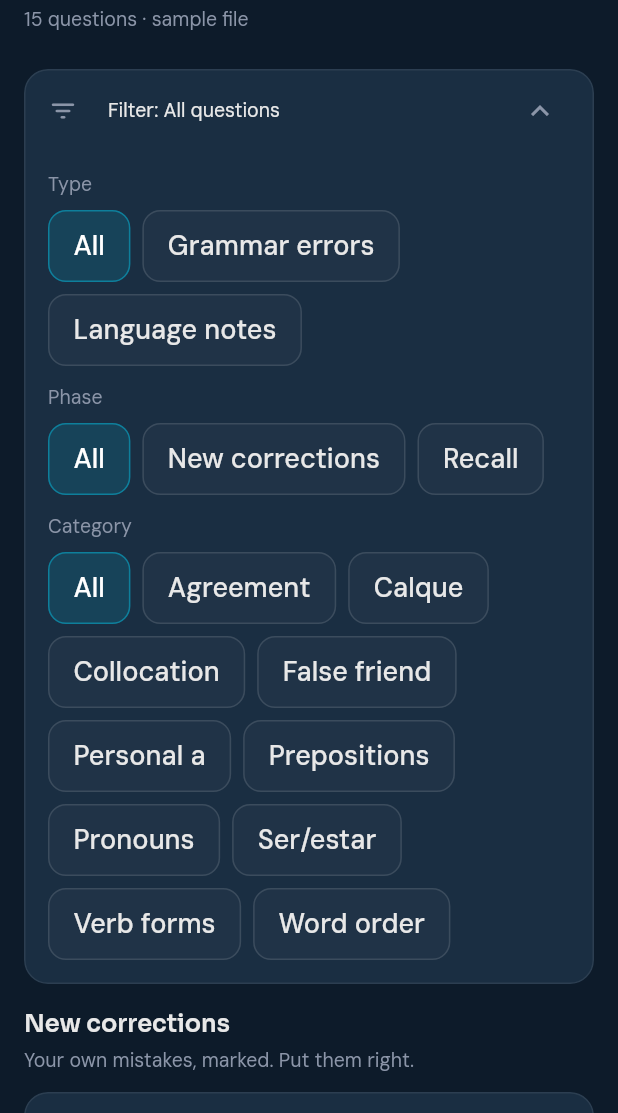
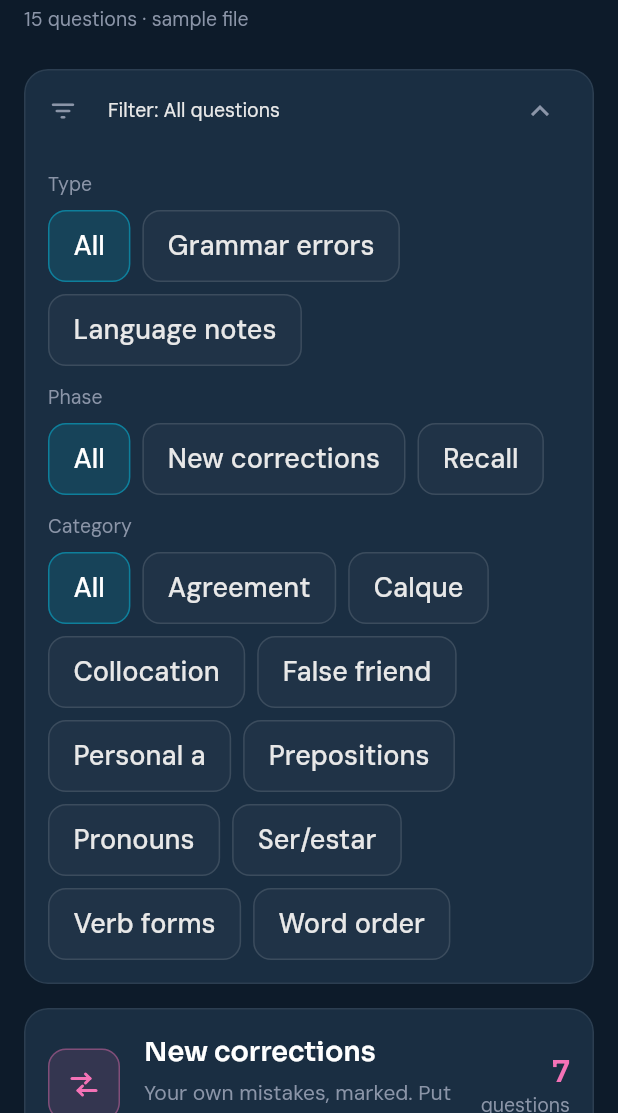
Before and after one commit to Thow76/spanish_companion_games, a Flutter app: the screen it shows after launch, after a tap on "Filter: All questions", on a phone screen of 412 x 824 dp, the part 123-1236 px from its top. Run offline on Flutter 3.47's test engine with Material 3 defaults, Android fonts, the phone set to English and light mode, and no system bars; our stand-ins replace flutter_svg.

Commit message:
B23: home with two choices, New corrections and Recall, each opening its phase's games
Co-Authored-By: Claude Opus 5.5 <noreply@anthropic.com>
Claude-Session: https://claude.ai/code/session_013ZMUHgqjPinA19Fvq3XYaB

```diff
--- a/lib/screens/home_screen.dart
+++ b/lib/screens/home_screen.dart
@@ -1,12 +1,14 @@
-/// Home screen: the six games in two groups by phase, "New corrections"
-/// (phase 1) and "Recall" (phase 2), one card per game with the number of
-/// questions available for it, and a reload button in the top bar.
+/// Home screen (Flow v2, B23): two choices, "New corrections" (phase 1)
+/// and "Recall" (phase 2), each with the number of questions in it (0 =
+/// dimmed, can't be opened), and a reload button in the top bar. Tapping a
+/// choice opens [PhaseGamesScreen], which lists that phase's games as the
+/// home screen used to; B24 replaces it with the set picker.
 ///
-/// A filter card above the groups (B12) narrows every game to one type
+/// A filter card above the choices (B12) narrows the questions to one type
 /// (grammar errors or language notes), one phase, or one category, or any
-/// mix of the three; the card counts follow it, and choosing a phase shows
-/// only that phase's group. The filter is kept for the app session,
-/// including a reload.
+/// mix of the three; the counts follow it, and choosing a phase shows only
+/// that phase's choice. The filter is kept for the app session, including a
+/// reload. (B24 moves it to the set picker and drops its Phase row.)
 ///
 /// The questions come from [HomeScreen.source]: the bundled sample file by
 /// default, or `questions.json` on Google Drive when the app is run with the
@@ -18,9 +20,10 @@
 /// fails). When results are waiting to reach the Test Review sheet (B18),
 /// a line under the top bar says how many, with "Send again".
 ///
-/// Look (U4, UI spec sections 5, 6 and 8): [HomeFrame] with [HomeTopBar],
-/// [PhaseHeading]s and [GameCard]s; phone one column, laptop a 2-column card
-/// grid per group with 32 between the groups.
+/// Look: [HomeFrame] with [HomeTopBar]. The two choices are [GameCard]s
+/// standing in until U18 (phase 1 with the Choose a correction icon and
+/// accent, phase 2 with Fill the gap's), with the [PhaseHeading] copy as
+/// their descriptions; phone one column, laptop side by side.
 library;
 
 import 'package:flutter/material.dart';
@@ -33,7 +36,6 @@ import '../models/question_filter.dart';
 import '../models/question_parser.dart';
 import '../models/session_tally.dart';
 import '../theme/app_colors.dart';
-import '../theme/app_layout.dart';
 import '../theme/app_spacing.dart';
 import '../theme/app_typography.dart';
 import '../theme/form_factor.dart';
@@ -42,6 +44,7 @@ import 'choose_correction_screen.dart';
 import 'fill_gap_screen.dart';
 import 'match_screen.dart';
 import 'order_screen.dart';
+import 'phase_games_screen.dart';
 import 'repair_screen.dart';
 import 'spot_error_screen.dart';
 
@@ -134,6 +137,19 @@ class _HomeScreenState extends State<HomeScreen> {
     );
   }
 
+  /// Opens [phase]'s games (B23), with the questions that pass the filter.
+  void _openPhase(QuestionPhase phase, List<Question> questions) {
+    Navigator.of(context).push<void>(
+      MaterialPageRoute(
+        builder: (_) => PhaseGamesScreen(
+          phase: phase,
+          questions: questions,
+          onGameSelected: _openGame,
+        ),
+      ),
+    );
+  }
+
   void _openGame(GameType game, List<Question> questions) {
     Navigator.of(context).push<void>(
       MaterialPageRoute(
@@ -203,8 +219,10 @@ class _HomeScreenState extends State<HomeScreen> {
           ),
           onReload: _reload,
           resultsSync: widget.resultsSync,
-          onGameSelected: (game) =>
-              _openGame(game, shown.where((q) => q.game == game).toList()),
+          onPhaseSelected: (phase) => _openPhase(
+            phase,
+            shown.where((q) => q.game.phase == phase).toList(),
+          ),
         );
       },
     );
@@ -275,7 +293,7 @@ class _LoadedView extends StatelessWidget {
     required this.onFilterChanged,
     required this.sourceLine,
     required this.onReload,
-    required this.onGameSelected,
+    required this.onPhaseSelected,
     this.resultsSync,
   });
 
@@ -287,14 +305,31 @@ class _LoadedView extends StatelessWidget {
   final ValueChanged<QuestionFilter> onFilterChanged;
   final String sourceLine;
   final VoidCallback onReload;
-  final ValueChanged<GameType> onGameSelected;
+  final ValueChanged<QuestionPhase> onPhaseSelected;
   final ResultsSync? resultsSync;
+
+  /// The two choices' titles and descriptions (the [PhaseHeading] copy),
+  /// and the game whose icon and accent each card borrows until U18.
+  static const Map<QuestionPhase, (String, String, String)> choiceCopy = {
+    QuestionPhase.noticeAndCorrect: (
+      'New corrections',
+      'Your own mistakes, marked. Put them right.',
+      'choose_correction',
+    ),
+    QuestionPhase.recall: (
+      'Recall',
+      "Points you've corrected, in new sentences.",
+      'fill_gap',
+    ),
+  };
 
   @override
   Widget build(BuildContext context) {
-    final counts = <GameType, int>{for (final g in GameType.values) g: 0};
+    final counts = <QuestionPhase, int>{
+      for (final p in QuestionPhase.values) p: 0,
+    };
     for (final q in shown) {
-      counts[q.game] = counts[q.game]! + 1;
+      counts[q.game.phase] = counts[q.game.phase]! + 1;
     }
     final showNew =
         filter.phase == null || filter.phase == QuestionPhase.noticeAndCorrect;
@@ -303,12 +338,18 @@ class _LoadedView extends StatelessWidget {
     final type = AppTypography.of(context);
     final laptop = FormFactor.of(context) == FormFactor.laptop;
 
-    Widget group(QuestionPhase phase) => _GameGroup(
-      games: GameType.forPhase(phase),
-      counts: counts,
-      laptop: laptop,
-      onGameSelected: onGameSelected,
-    );
+    Widget choice(QuestionPhase phase) {
+      final (title, description, game) = choiceCopy[phase]!;
+      final count = counts[phase]!;
+      return GameCard(
+        key: ValueKey('phase-card-${phase.number}'),
+        game: game,
+        title: title,
+        description: description,
+        count: count,
+        onTap: count > 0 ? () => onPhaseSelected(phase) : null,
+      );
+    }
 
     return HomeFrame(
       topBar: HomeTopBar(source: sourceLine, onReload: onReload),
@@ -338,84 +379,17 @@ class _LoadedView extends StatelessWidget {
           const SizedBox(height: AppSpacing.s12),
           Text(_FilterCard.noMatchText, style: type.caption),
         ],
-        if (showNew) ...[
-          // Phase 1: Andrew's own sentences with the mistake marked.
-          const PhaseHeading.newCorrections(),
-          group(QuestionPhase.noticeAndCorrect),
-        ],
-        // Laptop: 32 between the groups (the heading brings 24 of it).
-        if (laptop && showNew && showRecall)
-          const SizedBox(height: AppLayout.laptopGroupGap - AppSpacing.s24),
-        if (showRecall) ...[
-          // Phase 2: points already corrected, in new sentences.
-          const PhaseHeading.recall(),
-          group(QuestionPhase.recall),
-        ],
-      ],
-    );
-  }
-}
-
-/// The cards of one phase group, in home order: one column on phones, a
-/// 2-column grid on laptop (cards in a row share their height, so "Play →"
-/// lines up at the bottom).
-class _GameGroup extends StatelessWidget {
-  const _GameGroup({
-    required this.games,
-    required this.counts,
-    required this.laptop,
-    required this.onGameSelected,
-  });
-
-  final List<GameType> games;
-  final Map<GameType, int> counts;
-  final bool laptop;
-  final ValueChanged<GameType> onGameSelected;
-
-  @override
-  Widget build(BuildContext context) {
-    final cards = [
-      for (final game in games)
-        GameCard.forGame(
-          key: ValueKey('game-card-${game.jsonValue}'),
-          game: game.jsonValue,
-          count: counts[game] ?? 0,
-          onTap: (counts[game] ?? 0) > 0 ? () => onGameSelected(game) : null,
+        // The two choices (B23): phase 1, Andrew's own sentences with the
+        // mistake marked; phase 2, points already corrected, in new
+        // sentences.
+        SizedBox(height: laptop ? AppSpacing.s24 : AppSpacing.s16),
+        HomeCardGrid(
+          laptop: laptop,
+          cards: [
+            if (showNew) choice(QuestionPhase.noticeAndCorrect),
+            if (showRecall) choice(QuestionPhase.recall),
+          ],
         ),
-    ];
-
-    if (!laptop) {
-      return Column(
-        crossAxisAlignment: CrossAxisAlignment.stretch,
-        children: [
-          for (var i = 0; i < cards.length; i++) ...[
-            if (i > 0) const SizedBox(height: AppLayout.phoneCardGap),
-            cards[i],
-          ],
-        ],
-      );
-    }
-
-    return Column(
-      crossAxisAlignment: CrossAxisAlignment.stretch,
-      children: [
-        for (var i = 0; i < cards.length; i += 2) ...[
-          if (i > 0) const SizedBox(height: AppLayout.laptopCardGap),
-          IntrinsicHeight(
-            child: Row(
-              crossAxisAlignment: CrossAxisAlignment.stretch,
-              children: [
-                Expanded(child: cards[i]),
-                const SizedBox(width: AppLayout.laptopCardGap),
-                Expanded(
-                  child: i + 1 < cards.length
-                      ? cards[i + 1]
-                      : const SizedBox.shrink(),
-                ),
-              ],
-            ),
-          ),
-        ],
       ],
     );
   }
--- /dev/null
+++ b/lib/screens/phase_games_screen.dart
@@ -0,0 +1,140 @@
+/// One phase's games (B23): opened from the home screen's "New
+/// corrections" or "Recall" card, it lists that phase's games with their
+/// question counts, as the home screen did before Flow v2. Games with no
+/// questions are dimmed and can't be opened.
+///
+/// A stand-in: B24 replaces it with the set picker, and U18 does the look.
+/// Built from existing widgets only: [HomeFrame], [AppIconButton.back] with
+/// the game-title style for the top bar, [PhaseHeading] and [GameCard].
+library;
+
+import 'package:flutter/material.dart';
+
+import '../models/question.dart';
+import '../theme/app_layout.dart';
+import '../theme/app_spacing.dart';
+import '../theme/app_typography.dart';
+import '../theme/form_factor.dart';
+import '../widgets/widgets.dart';
+
+/// Opens [game] with [questions] (the phase's questions for that game).
+typedef PhaseGameOpener =
+    void Function(GameType game, List<Question> questions);
+
+class PhaseGamesScreen extends StatelessWidget {
+  const PhaseGamesScreen({
+    super.key,
+    required this.phase,
+    required this.questions,
+    required this.onGameSelected,
+  });
+
+  final QuestionPhase phase;
+
+  /// The questions to play in this phase (already filtered on home). Any
+  /// question from the other phase is ignored.
+  final List<Question> questions;
+
+  final PhaseGameOpener onGameSelected;
+
+  /// Tooltip of the back button.
+  static const String backLabel = 'Back';
+
+  @override
+  Widget build(BuildContext context) {
+    final type = AppTypography.of(context);
+    final laptop = FormFactor.of(context) == FormFactor.laptop;
+    final games = GameType.forPhase(phase);
+    List<Question> forGame(GameType g) =>
+        questions.where((q) => q.game == g).toList();
+
+    return HomeFrame(
+      topBar: Padding(
+        padding: EdgeInsets.symmetric(vertical: laptop ? AppSpacing.s16 : 0),
+        child: Row(
+          children: [
+            AppIconButton.back(
+              onPressed: () => Navigator.of(context).maybePop(),
+            ),
+            const SizedBox(width: AppSpacing.s4),
+            Expanded(
+              child: Semantics(
+                header: true,
+                child: TitleText(phase.label, style: type.gameTitle),
+              ),
+            ),
+          ],
+        ),
+      ),
+      footer: HomeFrame.footerLine(context),
+      children: [
+        phase == QuestionPhase.noticeAndCorrect
+            ? const PhaseHeading.newCorrections()
+            : const PhaseHeading.recall(first: true),
+        HomeCardGrid(
+          laptop: laptop,
+          cards: [
+            for (final game in games)
+              GameCard.forGame(
+                key: ValueKey('game-card-${game.jsonValue}'),
+                game: game.jsonValue,
+                count: forGame(game).length,
+                onTap: forGame(game).isEmpty
+                    ? null
+                    : () => onGameSelected(game, forGame(game)),
+              ),
+          ],
+        ),
+      ],
+    );
+  }
+}
+
+/// Home-style cards: one column on phones, a 2-column grid on laptop
+/// (cards in a row share their height, so "Play →" lines up at the
+/// bottom). Used by the home screen's two choices and by
+/// [PhaseGamesScreen].
+class HomeCardGrid extends StatelessWidget {
+  const HomeCardGrid({super.key, required this.cards, required this.laptop});
+
+  final List<Widget> cards;
+  final bool laptop;
+
+  @override
+  Widget build(BuildContext context) {
+    if (!laptop) {
+      return Column(
+        crossAxisAlignment: CrossAxisAlignment.stretch,
+        children: [
+          for (var i = 0; i < cards.length; i++) ...[
+            if (i > 0) const SizedBox(height: AppLayout.phoneCardGap),
+            cards[i],
+          ],
+        ],
+      );
+    }
+
+    return Column(
+      crossAxisAlignment: CrossAxisAlignment.stretch,
+      children: [
+        for (var i = 0; i < cards.length; i += 2) ...[
+          if (i > 0) const SizedBox(height: AppLayout.laptopCardGap),
+          IntrinsicHeight(
+            child: Row(
+              crossAxisAlignment: CrossAxisAlignment.stretch,
+              children: [
+                Expanded(child: cards[i]),
+                const SizedBox(width: AppLayout.laptopCardGap),
+                Expanded(
+                  child: i + 1 < cards.length
+                      ? cards[i + 1]
+                      : const SizedBox.shrink(),
+                ),
+              ],
+            ),
+          ),
+        ],
+      ],
+    );
+  }
+}
```
Also changed, not shown: 4 other files.
